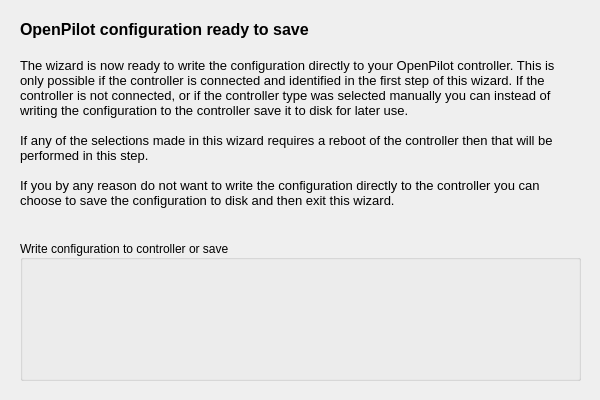
Old version of the form ground/openpilotgcs/src/plugins/setupwizard/pages/flashpage.ui in the repository openpilot/OpenPilot.
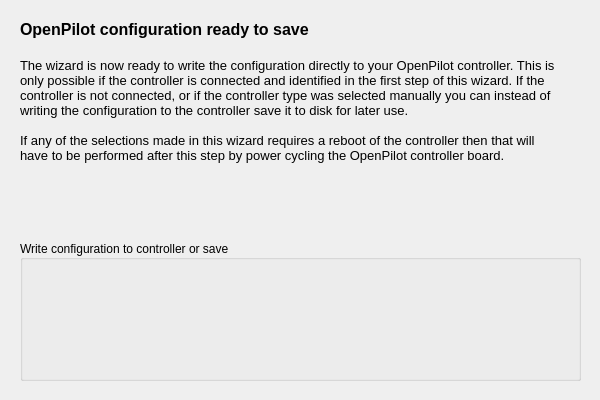
New version of the form.

Commit message: Added button imgaes for the wizard and created a resource file to host them.

The edit to the form file:
```diff
--- a/ground/openpilotgcs/src/plugins/setupwizard/pages/flashpage.ui
+++ b/ground/openpilotgcs/src/plugins/setupwizard/pages/flashpage.ui
@@ -31,9 +31,8 @@
 &lt;p style=&quot;-qt-paragraph-type:empty; margin-top:0px; margin-bottom:0px; margin-left:0px; margin-right:0px; -qt-block-indent:0; text-indent:0px; font-size:12pt; font-weight:600;&quot;&gt;&lt;/p&gt;
 &lt;p style=&quot; margin-top:0px; margin-bottom:0px; margin-left:0px; margin-right:0px; -qt-block-indent:0; text-indent:0px;&quot;&gt;&lt;span style=&quot; font-size:10pt;&quot;&gt;The wizard is now ready to write the configuration directly to your OpenPilot controller. This is only possible if the controller is connected and identified in the first step of this wizard. If the controller is not connected, or if the controller type was selected manually you can instead of writing the configuration to the controller save it to disk for later use.&lt;/span&gt;&lt;/p&gt;
 &lt;p style=&quot;-qt-paragraph-type:empty; margin-top:0px; margin-bottom:0px; margin-left:0px; margin-right:0px; -qt-block-indent:0; text-indent:0px; font-size:10pt;&quot;&gt;&lt;/p&gt;
-&lt;p style=&quot; margin-top:0px; margin-bottom:0px; margin-left:0px; margin-right:0px; -qt-block-indent:0; text-indent:0px;&quot;&gt;&lt;span style=&quot; font-size:10pt;&quot;&gt;If any of the selections made in this wizard requires a reboot of the controller then that will be performed in this step.&lt;/span&gt;&lt;/p&gt;
-&lt;p style=&quot;-qt-paragraph-type:empty; margin-top:0px; margin-bottom:0px; margin-left:0px; margin-right:0px; -qt-block-indent:0; text-indent:0px; font-size:10pt;&quot;&gt;&lt;/p&gt;
-&lt;p style=&quot; margin-top:0px; margin-bottom:0px; margin-left:0px; margin-right:0px; -qt-block-indent:0; text-indent:0px;&quot;&gt;&lt;span style=&quot; font-size:10pt;&quot;&gt;If you by any reason do not want to write the configuration directly to the controller you can choose to save the configuration to disk and then exit this wizard.&lt;/span&gt;&lt;/p&gt;&lt;/body&gt;&lt;/html&gt;</string>
+&lt;p style=&quot; margin-top:0px; margin-bottom:0px; margin-left:0px; margin-right:0px; -qt-block-indent:0; text-indent:0px;&quot;&gt;&lt;span style=&quot; font-size:10pt;&quot;&gt;If any of the selections made in this wizard requires a reboot of the controller then that will have to be performed after this step by power cycling the OpenPilot controller board.&lt;/span&gt;&lt;/p&gt;
+&lt;p style=&quot;-qt-paragraph-type:empty; margin-top:0px; margin-bottom:0px; margin-left:0px; margin-right:0px; -qt-block-indent:0; text-indent:0px; font-size:10pt;&quot;&gt;&lt;/p&gt;&lt;/body&gt;&lt;/html&gt;</string>
    </property>
    <property name="alignment">
     <set>Qt::AlignLeading|Qt::AlignLeft|Qt::AlignTop</set>
```
The commit also changes 15 other files.
